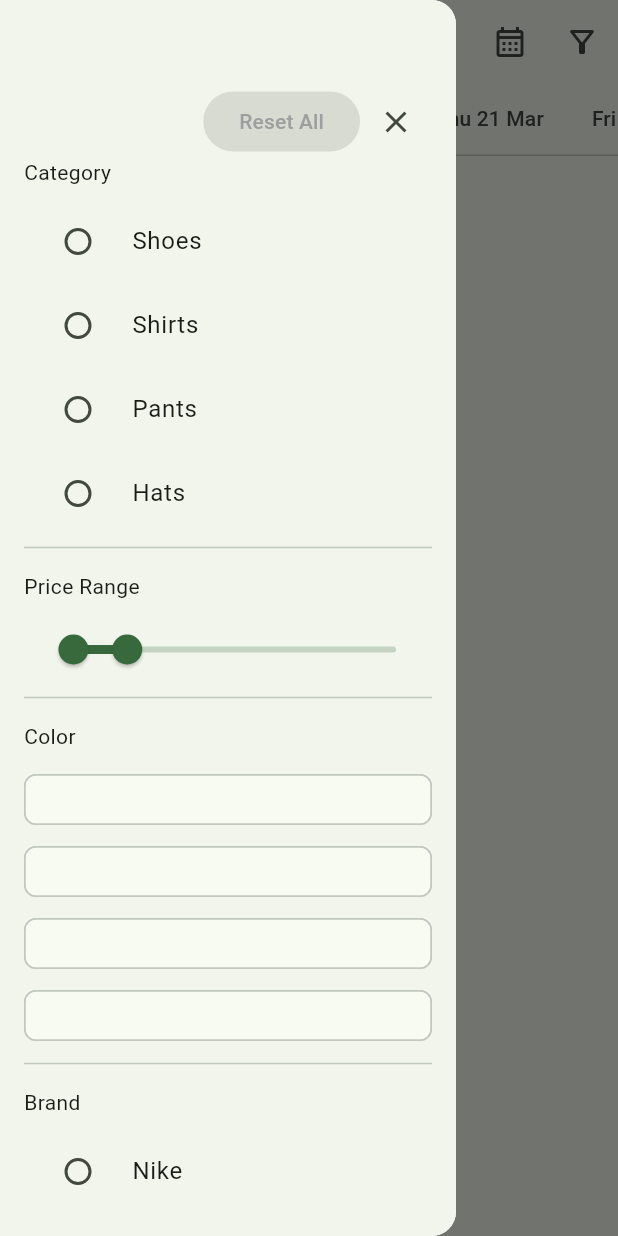
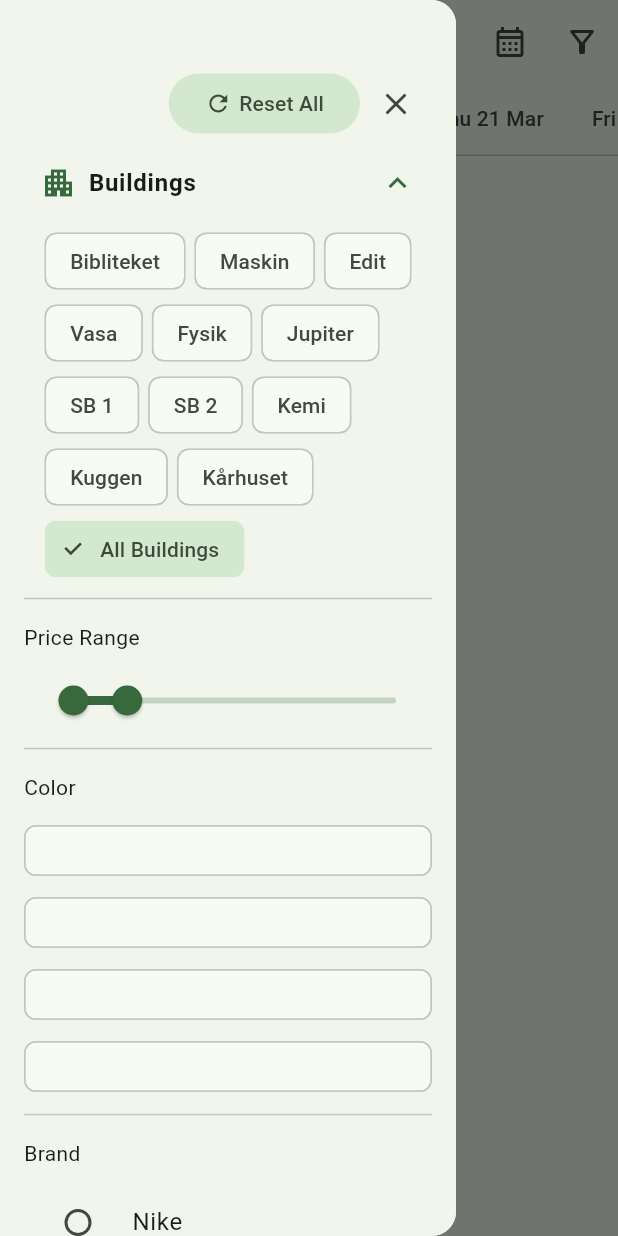
Before and after one commit to fillemon10/kandidat-grupp65-timeedit, a Flutter app: the BookingTabBar screen opened directly, in the side drawer, after a tap on "Reset All", on a phone screen of 412 x 824 dp. Run offline on Flutter 3.47's test engine with Material 3 defaults, Android fonts, the light colour scheme and no system bars; our stand-ins replace cloud_firestore, firebase_auth, firebase_core, go_router; missing offline and left inert: firebase_ui_auth, qr_code_scanner; accounts and stored records are empty; network calls fail.

Commit message:
updating filter

```diff
--- a/lib/widgets/filter_drawer.dart
+++ b/lib/widgets/filter_drawer.dart
@@ -8,10 +8,16 @@ class FilterDrawer extends StatefulWidget {
 }
 
 class _FilterDrawerState extends State<FilterDrawer> {
+  Map<String, dynamic> initialFilters = {
+    'Building': <String>{'All Buildings'},
+    'Price Range': RangeValues(20, 100),
+    'Color': <Color>{},
+    'Brand': null,
+  };
   Map<String, dynamic> filters = {
-    'Category': null,
-    'Price Range': null,
-    'Color': null,
+    'Building': <String>{'All Buildings'},
+    'Price Range': RangeValues(20, 100),
+    'Color': <Color>{},
     'Brand': null,
   };
 
@@ -19,29 +25,29 @@ class _FilterDrawerState extends State<FilterDrawer> {
   Widget build(BuildContext context) {
     return Drawer(
       child: ListView(
-        padding: EdgeInsets.symmetric(horizontal: 16, vertical: 57),
+        padding: EdgeInsets.symmetric(horizontal: 16, vertical: 45),
         children: [
           Row(
             mainAxisAlignment: MainAxisAlignment.end,
             children: [
               FilledButton.tonal(
-                onPressed: filters.isEmpty
-                    ? null
-                    : () {
+                onPressed: filters.values.any((value) => value != null)
+                    ? () {
                         setState(() {
-                          filters.clear();
+                          filters = _deepCopyFilters(initialFilters);
                         });
-                      },
-                style: ElevatedButton.styleFrom(
-                  backgroundColor: filters.isEmpty
-                      ? Colors.grey
-                      : Theme.of(context).primaryColor,
-                ),
-                child: Text(
-                  'Reset All',
-                  style: TextStyle(
-                    color: filters.isEmpty ? Colors.grey : Colors.white,
-                  ),
+                      }
+                    : null,
+                child: Row(
+                  mainAxisSize: MainAxisSize.min, // Important for centering
+                  children: [
+                    Icon(Icons.refresh),
+                    SizedBox(width: 5), // Small spacing
+                    Text(
+                      'Reset All',
+                      style: TextStyle(),
+                    ),
+                  ],
                 ),
               ),
               IconButton(
@@ -56,47 +62,144 @@ class _FilterDrawerState extends State<FilterDrawer> {
     );
   }
 
+  Map<String, dynamic> _deepCopyFilters(Map<String, dynamic> filters) {
+    final copy = Map<String, dynamic>.from(filters);
+    copy.forEach((key, value) {
+      if (value is Set) {
+        copy[key] = Set.from(value);
+      } else if (value is RangeValues) {
+        copy[key] = RangeValues(value.start, value.end);
+      }
+    });
+    return copy;
+  }
+
   List<Widget> _buildFilterSections(Map<String, dynamic> filters) {
     return [
-      _buildCategoryFilter(filters),
+      _buildBuildingFilter(filters),
       Divider(),
       SizedBox(height: 8),
-      _buildPriceRangeFilter(filters),
+      _buildAnemitiesFilter(filters),
       Divider(),
       SizedBox(height: 8),
-      _buildColorFilter(filters),
+      _buildSeatsFilter(filters),
       Divider(),
       SizedBox(height: 8),
-      _buildBrandFilter(filters),
+      _buildSharedFilter(filters),
       Divider(),
     ];
   }
 
   // --- Filter Section Widgets ---
-  Widget _buildCategoryFilter(Map<String, dynamic> filters) {
-    List<String> categories = ['Shoes', 'Shirts', 'Pants', 'Hats'];
+  Widget _buildBuildingFilter(Map<String, dynamic> filters) {
+    List<String> buildings = [
+      'Bibliteket',
+      'Maskin',
+      'Edit',
+      'Vasa',
+      'Fysik',
+      'Jupiter',
+      'SB 1',
+      'SB 2',
+      'Kemi',
+      'Kuggen',
+      'Kårhuset',
+    ];
 
+    //make filterChips
+    List<Widget> filterChips = [];
+    for (var building in buildings) {
+      filterChips.add(
+        FilterChip(
+          label: Text(building),
+          selected: filters['Building'] != null &&
+              filters['Building'].contains(building),
+          onSelected: (value) {
+            setState(() {
+              if (value) {
+                if (filters['Building'] == null) {
+                  filters['Building'] = <String>{};
+                }
+                filters['Building'].add(building);
+              } else {
+                filters['Building'].remove(building);
+              }
+            });
+          },
+        ),
+      );
+    }
     return Column(
       crossAxisAlignment: CrossAxisAlignment.start,
       children: [
-        Text('Category'),
-        SizedBox(height: 8),
-        for (var category in categories)
-          RadioListTile(
-            title: Text(category),
-            value: category,
-            groupValue: filters['Category'],
-            onChanged: (value) {
-              setState(() {
-                filters['Category'] = value;
-              });
-            },
+        ExpansionTile(
+          tilePadding: EdgeInsets.symmetric(vertical: 0, horizontal: 10), // Remove default padding
+
+          shape: Border.all(color: Colors.transparent),
+          initiallyExpanded: true,
+          title: Row(
+            children: [
+              Icon(Icons.apartment),
+              SizedBox(width: 8),
+              const Text(
+                'Buildings',
+                style: TextStyle(fontWeight: FontWeight.bold),
+              ),
+            ],
           ),
+          children: [
+            Wrap(
+              // align with start from left to right
+              alignment: WrapAlignment.start,
+              spacing: 6,
+              children: [
+                ...buildings
+                    .map((building) => FilterChip(
+                          // Non-"All Buildings" chips
+                          label: Text(building),
+                          selected: filters['Building'] != null &&
+                              filters['Building'].contains(building),
+                          onSelected: (value) {
+                            setState(() {
+                              if (value) {
+                                filters['Building'].add(building);
+                                if (filters['Building']
+                                    .contains('All Buildings')) {
+                                  filters['Building'].remove('All Buildings');
+                                }
+                              } else {
+                                filters['Building'].remove(building);
+                              }
+                            });
+                          },
+                        ))
+                    .toList(),
+                FilterChip(
+                  // "All Buildings" chip
+                  label: Text('All Buildings'),
+                  selected: filters['Building'] != null &&
+                      filters['Building'].contains('All Buildings'),
+                  onSelected: (value) {
+                    setState(() {
+                      if (value) {
+                        filters['Building'] = <String>{
+                          'All Buildings'
+                        }; // Clear other selections
+                      } else {
+                        filters['Building'].remove('All Buildings');
+                      }
+                    });
+                  },
+                ),
+              ],
+            ),
+          ],
+        ),
       ],
     );
   }
 
-  Widget _buildPriceRangeFilter(Map<String, dynamic> filters) {
+  Widget _buildAnemitiesFilter(Map<String, dynamic> filters) {
     RangeValues _currentRange = RangeValues(20, 100); // Default
 
     return Column(
@@ -119,7 +222,7 @@ class _FilterDrawerState extends State<FilterDrawer> {
     );
   }
 
-  Widget _buildColorFilter(Map<String, dynamic> filters) {
+  Widget _buildSeatsFilter(Map<String, dynamic> filters) {
     List<Color> colors = [Colors.red, Colors.blue, Colors.green, Colors.yellow];
 
     return Column(
@@ -151,7 +254,7 @@ class _FilterDrawerState extends State<FilterDrawer> {
     );
   }
 
-  Widget _buildBrandFilter(Map<String, dynamic> filters) {
+  Widget _buildSharedFilter(Map<String, dynamic> filters) {
     List<String> brands = ['Nike', 'Adidas', 'Puma', 'Reebok'];
 
     return Column(
```
